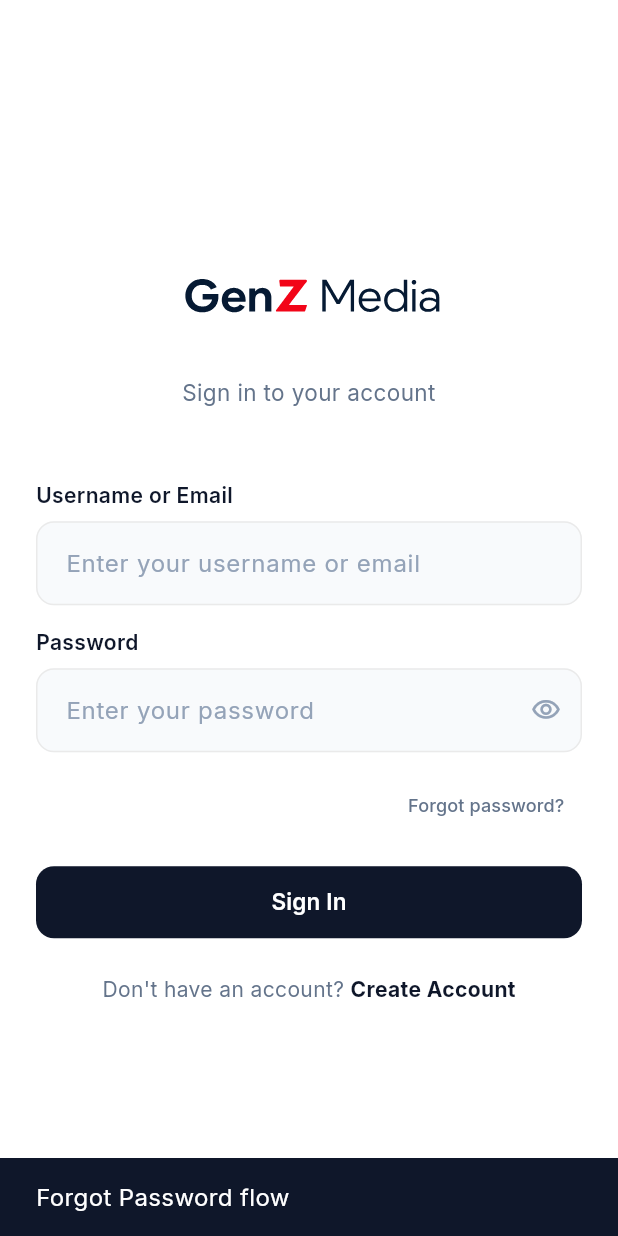
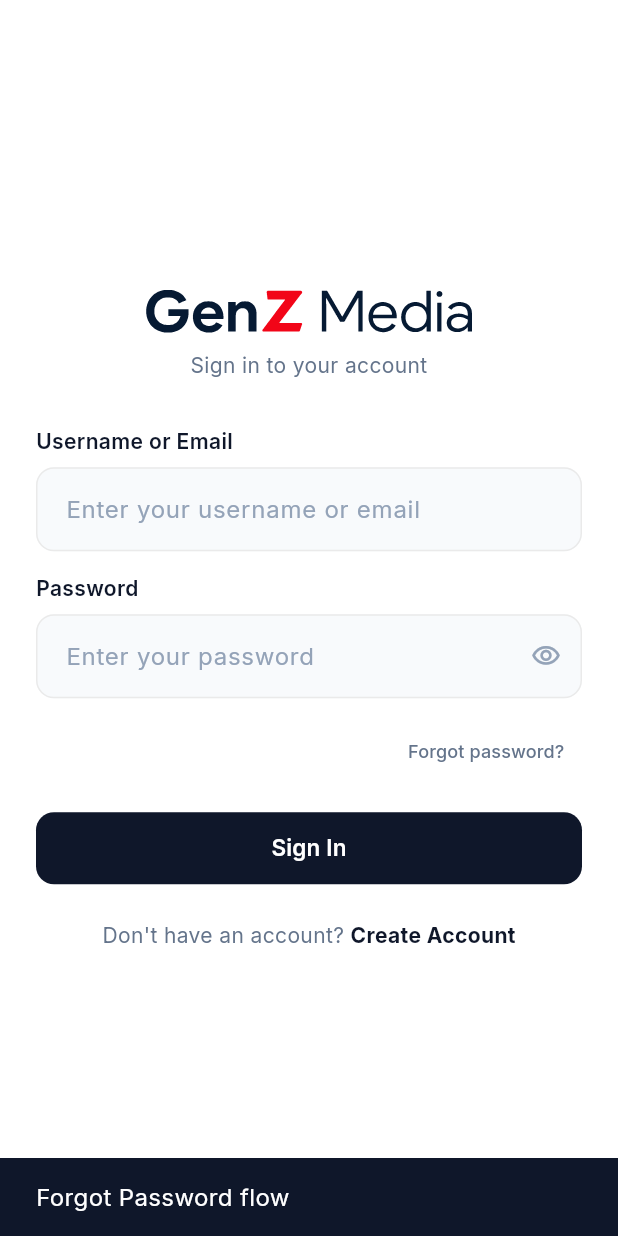
Before and after one commit to tol-san/genzmedi-client, a Flutter app: the screen it shows after launch, after a tap on "Forgot password?", on a phone screen of 412 x 824 dp. Run offline on Flutter 3.47's test engine with Material 3 defaults, Android fonts, the light colour scheme and no system bars; our stand-ins replace cached_network_image, dio, equatable, flutter_riverpod, flutter_secure_storage, flutter_svg and 4 more.

Commit message:
feat: implement home feed screen and add application logo assets

```diff
--- a/lib/core/widgets/app_logo.dart
+++ b/lib/core/widgets/app_logo.dart
@@ -23,15 +23,15 @@
 
   const AppLogo.icon({
     super.key,
-    this.width = 40,
-    this.height = 40,
+    this.width = 44,
+    this.height = 34,
     this.color,
   }) : variant = AppLogoVariant.icon;
 
   const AppLogo.wordmark({
     super.key,
-    this.width = 160,
-    this.height = 48,
+    this.width = 170,
+    this.height = 26,
     this.color,
   }) : variant = AppLogoVariant.wordmark;
 
--- a/lib/features/auth/presentation/screens/login_screen.dart
+++ b/lib/features/auth/presentation/screens/login_screen.dart
@@ -75,18 +75,18 @@
               children: [
                 // Minimal Logo Wordmark
                 const Center(
-                  child: AppLogo.wordmark(width: 250, height: 84),
+                  child: AppLogo.wordmark(width: 220, height: 34),
                 ),
-                const SizedBox(height: AppSpacing.space12),
+                const SizedBox(height: AppSpacing.space8),
                 Text(
                   'Sign in to your account',
                   textAlign: TextAlign.center,
                   style: AppTypography.body.copyWith(
                     color: isDark ? AppColors.textSecondaryDark : AppColors.textSecondaryLight,
-                    fontSize: 15,
+                    fontSize: 14,
                   ),
                 ),
-                const SizedBox(height: AppSpacing.space48),
+                const SizedBox(height: AppSpacing.space32),
 
                 // Error Message Banner
                 if (_errorMessage != null) ...[
--- a/lib/features/feeds/presentation/screens/home_feed_screen.dart
+++ b/lib/features/feeds/presentation/screens/home_feed_screen.dart
@@ -14,7 +14,7 @@
 
     return Scaffold(
       appBar: AppBar(
-        title: const AppLogo.wordmark(width: 130, height: 32),
+        title: const AppLogo.wordmark(width: 140, height: 22),
         actions: [
           IconButton(
             icon: Stack(
```
Also changed, not shown: assets/logos/app_logo.svg, assets/logos/app_wordmark.svg.
